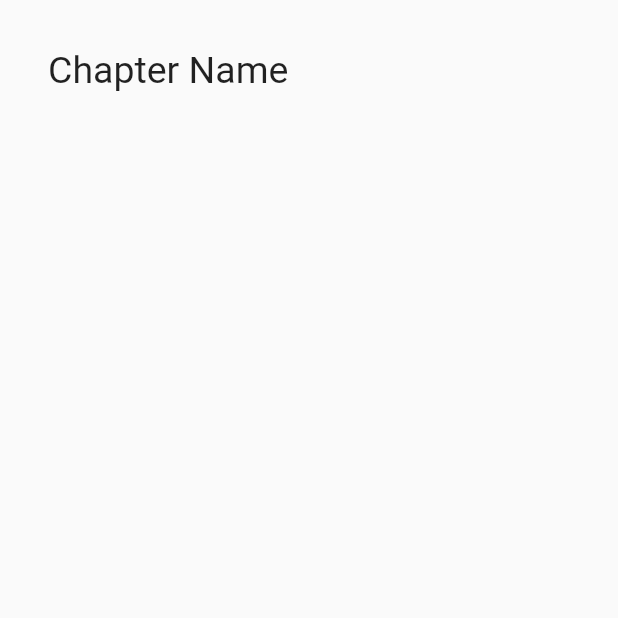
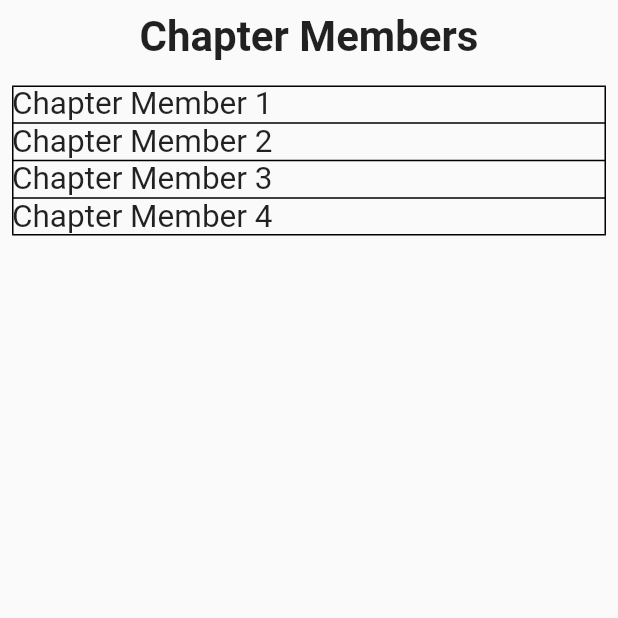
Before and after one commit to AtharvC/leanonusapp, a Flutter app: the ChapterPage screen opened directly, on a phone screen of 412 x 824 dp, the top half of it. Run offline on Flutter 3.47's test engine with Material 2 defaults, Android fonts, the phone set to English and light mode, and no system bars; our stand-ins replace drift; accounts and stored records are empty; generated files the repository leaves out were written again; network calls fail.

Commit message:
chapter page

```diff
--- a/lib/Pages/Chapter_Page.dart
+++ b/lib/Pages/Chapter_Page.dart
@@ -3,6 +3,20 @@ import 'package:leanonusapp/globals.dart' as globals;
 
 void main() {
   runApp(const ChapterPage());
+}
+
+class LeanOnUsApp extends StatelessWidget {
+  @override
+  Widget build(BuildContext context) {
+    return MaterialApp(
+      title: 'Table',
+      theme: ThemeData(
+        primarySwatch: Colors.blue,
+      ),
+      home: ChapterPage(),
+      debugShowCheckedModeBanner: false,
+    );
+  }
 }
 
 class ChapterPage extends StatefulWidget {
@@ -13,21 +27,46 @@ class ChapterPage extends StatefulWidget {
 }
 
 class _ChapterPageState extends State<ChapterPage> {
-  @override
-  void initState() {
-    super.initState();
+  Widget build(BuildContext context) {
+    return Scaffold(
+      body: Column(children: <Widget>[
+        Padding(
+          padding: const EdgeInsets.all(8.0),
+          child: Text(
+            "Chapter Members",
+            textScaleFactor: 2,
+            style: TextStyle(fontWeight: FontWeight.bold),
+          ),
+        ),
+        Padding(
+          padding: const EdgeInsets.all(8.0),
+          child: Table(
+            textDirection: TextDirection.ltr,
+            border: TableBorder.all(width: 1.0, color: Colors.black),
+            children: [
+              TableRow(children: [
+                Text(
+                  "Chapter Member 1",
+                  textScaleFactor: 1.5,
+                ),
+              ]),
+              TableRow(children: [
+                Text("Chapter Member 2", textScaleFactor: 1.5),
+              ]),
+              TableRow(children: [
+                Text("Chapter Member 3", textScaleFactor: 1.5),
+              ]),
+              TableRow(children: [
+                Text("Chapter Member 4", textScaleFactor: 1.5),
+              ]),
+            ],
+          ),
+        ),
+      ]),
+    );
+  }
 }
 
-  Widget build(BuildContext context) => Scaffold(
-          body: ListView(
-        children: [
-          Stack(
-            children: [
-              MainText("Chapter Name"),
-            ],
-          ),
-        ],
-      ));
 Widget MainText(String label) => Container(
       alignment: Alignment.center,
       padding: const EdgeInsets.all(32),
@@ -43,4 +82,3 @@ class _ChapterPageState extends State<ChapterPage> {
         ],
       ),
     );
-}
```
Lines whose indentation alone changed are shown as unchanged.
